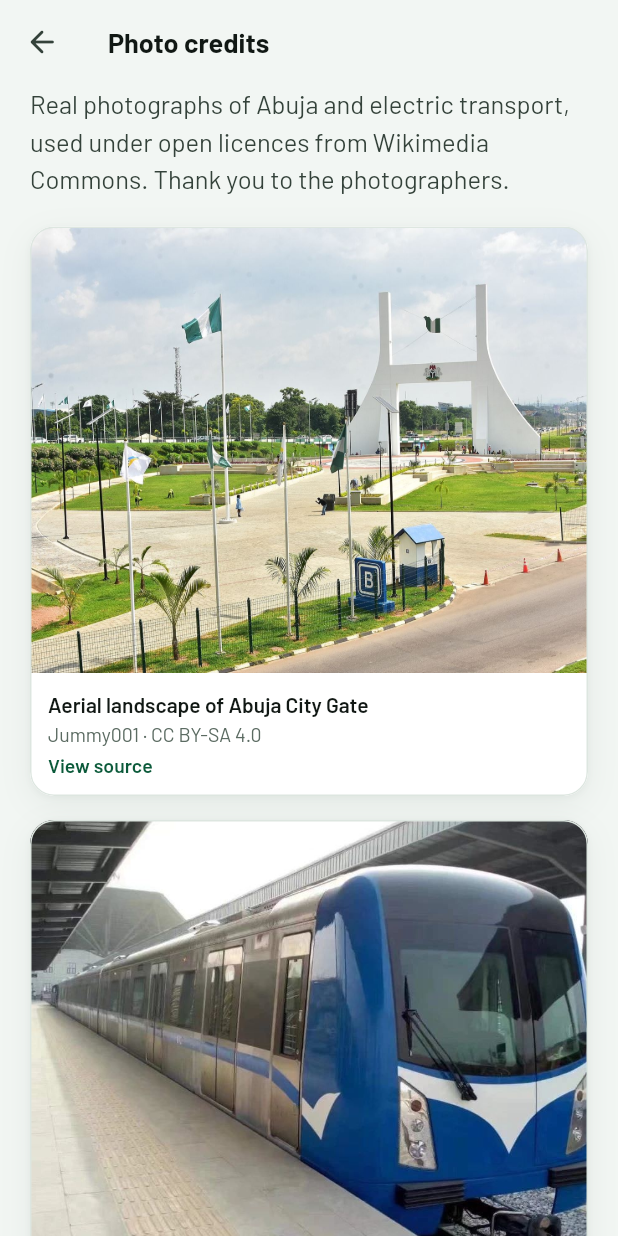
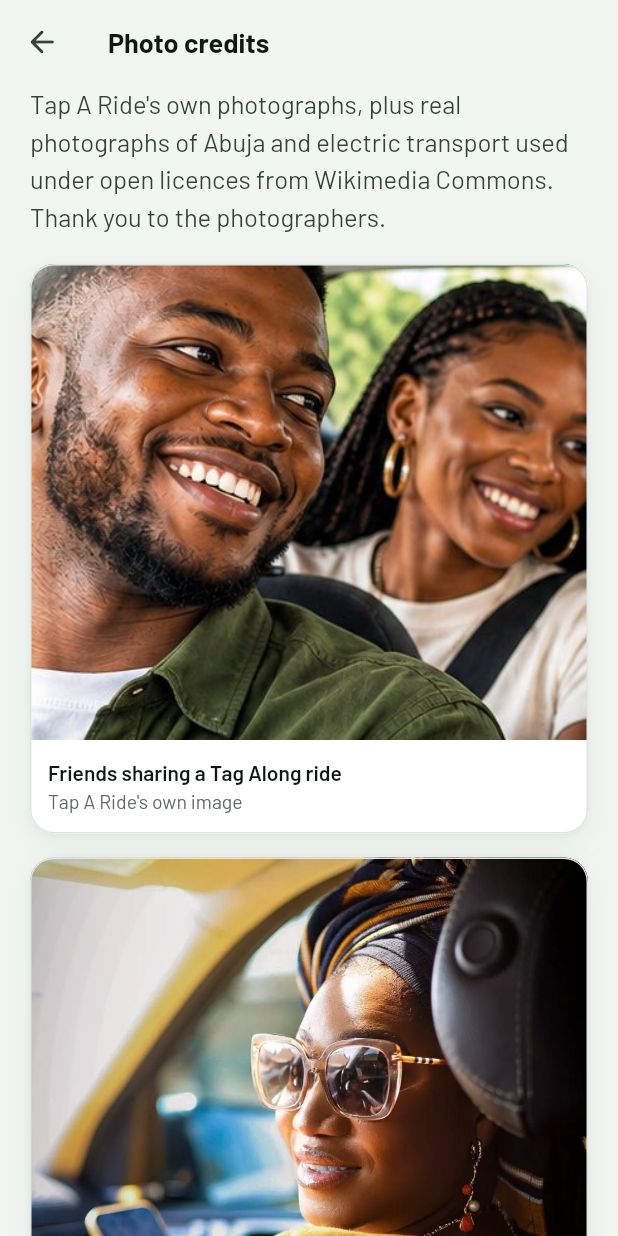
Before and after one commit to lozentrad3s/Taparide, a Flutter app: the CreditsPage screen opened by its route, on a phone screen of 412 x 824 dp. Run offline on Flutter 3.47's test engine with Material 3 defaults, Android fonts, the phone set to English and light mode, and no system bars; our stand-ins replace flutter_map, geolocator, go_router, image_picker, latlong2, qr_flutter and 3 more; missing offline and left inert: dart:js_interop; accounts and stored records are empty; network calls fail.

Commit message:
Tag Along uses Tap A Ride's own photos; one swappable EV photo constant
Replaces the Wikimedia taxi photo on the Tag Along page and home Tag Along card with Tap A Ride's own share-ride photos, credits them as Tap A Ride's own, and routes all EV imagery through evPhoto in photos.dart (an EV photo of our own is still needed). AppPhoto.taxis stays as an alias so other screens keep building.

Co-Authored-By: Claude Opus 5.5 <noreply@anthropic.com>

```diff
--- a/taparide_flutter/lib/core/photos.dart
+++ b/taparide_flutter/lib/core/photos.dart
@@ -1,8 +1,9 @@
-/// Real photographs bundled with the app (all openly licensed, see [photoCredits]).
+/// Real photographs bundled with the app: Tap A Ride's own images and openly licensed ones (see [photoCredits]).
 enum AppPhoto {
   cityGateAerial('city_gate_aerial'),
   lightRail('abuja_light_rail'),
-  taxis('abuja_taxis'),
+  tagAlongFriends('tag_along_friends'),
+  shareRideRider('share_ride_rider'),
   asoRockExpressway('aso_rock_expressway'),
   expressway('abuja_expressway'),
   evSuv('ev_suv'),
@@ -13,22 +14,36 @@ enum AppPhoto {
   const AppPhoto(this.file);
   final String file;
 
+  /// Old name kept so existing screens still build; the Wikimedia taxi photo was replaced by Tap A Ride's own Tag Along photo.
+  static const taxis = AppPhoto.tagAlongFriends;
+
   String get asset => 'assets/photos/$file.jpg';
 }
 
+/// The one photo used for electric vehicles across the app (EV page hero and cards, home EV card).
+/// No Tap A Ride EV photo exists yet: when one is provided, add it to [AppPhoto] and point this at it.
+const evPhoto = AppPhoto.evCharging;
+
 class PhotoCredit {
   const PhotoCredit({required this.photo, required this.title, required this.author, required this.license, required this.source});
+
+  /// Tap A Ride's own image (no external source to link to).
+  const PhotoCredit.own({required this.photo, required this.title}) : author = 'Tap A Ride', license = "Tap A Ride's own image", source = '';
+
   final AppPhoto photo;
   final String title;
   final String author;
   final String license;
   final String source;
+
+  bool get isOwn => source.isEmpty;
 }
 
 const photoCredits = <PhotoCredit>[
+  PhotoCredit.own(photo: AppPhoto.tagAlongFriends, title: 'Friends sharing a Tag Along ride'),
+  PhotoCredit.own(photo: AppPhoto.shareRideRider, title: 'Rider sharing her ride'),
   PhotoCredit(photo: AppPhoto.cityGateAerial, title: 'Aerial landscape of Abuja City Gate', author: 'Jummy001', license: 'CC BY-SA 4.0', source: 'https://commons.wikimedia.org/wiki/File:Aerial_landscape_of_Abuja_City_Gate.jpg'),
   PhotoCredit(photo: AppPhoto.lightRail, title: 'VLT de Abuja', author: 'Paz e concórdia', license: 'CC BY-SA 4.0', source: 'https://commons.wikimedia.org/wiki/File:VLT_de_Abuja.jpg'),
-  PhotoCredit(photo: AppPhoto.taxis, title: 'Abuja painted taxis', author: 'Dike Chukwuma', license: 'CC BY-SA 4.0', source: 'https://commons.wikimedia.org/wiki/File:Abuja_painted_Taxis_by_Dike_Chukwuma.jpg'),
   PhotoCredit(photo: AppPhoto.asoRockExpressway, title: 'Central Business District Abuja', author: 'FaridhaSL', license: 'CC BY-SA 4.0', source: 'https://commons.wikimedia.org/wiki/File:Central_Business_District_Abuja.jpg'),
   PhotoCredit(photo: AppPhoto.expressway, title: 'Beautiful road network in Abuja Nigeria', author: 'Igboanude', license: 'CC BY-SA 4.0', source: 'https://commons.wikimedia.org/wiki/File:Beautiful_road_network_in_Abuja_Nigeria.jpg'),
   PhotoCredit(photo: AppPhoto.evSuv, title: 'Hyundai Kona Electric (SX2)', author: 'Alexander-93', license: 'CC BY-SA 4.0', source: 'https://commons.wikimedia.org/wiki/File:Hyundai_Kona_Electric_(SX2)_1X7A1554.jpg'),
--- a/taparide_flutter/lib/features/common/credits_page.dart
+++ b/taparide_flutter/lib/features/common/credits_page.dart
@@ -27,7 +27,7 @@ class CreditsPage extends StatelessWidget {
         children: [
           MaxWidth(
             child: Column(crossAxisAlignment: CrossAxisAlignment.stretch, children: [
-              Text('Real photographs of Abuja and electric transport, used under open licences from Wikimedia Commons. Thank you to the photographers.', style: text.bodyLarge),
+              Text("Tap A Ride's own photographs, plus real photographs of Abuja and electric transport used under open licences from Wikimedia Commons. Thank you to the photographers.", style: text.bodyLarge),
               const SizedBox(height: 20),
               GridView.count(
                 crossAxisCount: columns,
@@ -40,8 +40,8 @@ class CreditsPage extends StatelessWidget {
                   for (final c in photoCredits)
                     Panel(
                       padding: EdgeInsets.zero,
-                      onTap: () => launchUrl(Uri.parse(c.source)),
-                      semanticLabel: '${c.title} by ${c.author}, ${c.license}. Opens the source page.',
+                      onTap: c.isOwn ? null : () => launchUrl(Uri.parse(c.source)),
+                      semanticLabel: c.isOwn ? "${c.title}. Tap A Ride's own image." : '${c.title} by ${c.author}, ${c.license}. Opens the source page.',
                       child: Column(crossAxisAlignment: CrossAxisAlignment.stretch, children: [
                         Expanded(child: PhotoView(c.photo)),
                         Padding(
@@ -49,9 +49,11 @@ class CreditsPage extends StatelessWidget {
                           child: Column(crossAxisAlignment: CrossAxisAlignment.start, children: [
                             Text(c.title, style: text.titleSmall, maxLines: 1, overflow: TextOverflow.ellipsis),
                             const SizedBox(height: 2),
-                            Text('${c.author} · ${c.license}', style: text.bodySmall),
-                            const SizedBox(height: 4),
-                            Text('View source', style: text.labelMedium?.copyWith(color: AppColors.forest)),
+                            Text(c.isOwn ? c.license : '${c.author} · ${c.license}', style: text.bodySmall),
+                            if (!c.isOwn) ...[
+                              const SizedBox(height: 4),
+                              Text('View source', style: text.labelMedium?.copyWith(color: AppColors.forest)),
+                            ],
                           ]),
                         ),
                       ]),
--- a/taparide_flutter/lib/features/ev/ev_page.dart
+++ b/taparide_flutter/lib/features/ev/ev_page.dart
@@ -40,7 +40,7 @@ class EvPage extends StatelessWidget {
             title: Text('Electric vehicles', style: Theme.of(context).textTheme.titleLarge?.copyWith(color: Colors.white)),
             flexibleSpace: const FlexibleSpaceBar(
               background: PhotoView(
-                AppPhoto.evPlug,
+                evPhoto,
                 semanticLabel: 'An electric car plugged into a charging station',
                 overlay: LinearGradient(begin: Alignment.topCenter, end: Alignment.bottomCenter, colors: [Color(0x9906331F), Color(0x2206331F), Color(0xCC06331F)]),
               ),
@@ -143,7 +143,7 @@ class _EvCard extends StatelessWidget {
       padding: EdgeInsets.zero,
       child: LayoutBuilder(builder: (context, c) {
         final row = c.maxWidth > 560;
-        final photo = SizedBox(width: row ? 220 : double.infinity, height: row ? 168 : 150, child: const PhotoView(AppPhoto.evCharging, alignment: Alignment(0.2, 0.3)));
+        final photo = SizedBox(width: row ? 220 : double.infinity, height: row ? 168 : 150, child: const PhotoView(evPhoto, alignment: Alignment(0.2, 0.3)));
         final body = Padding(
           padding: const EdgeInsets.all(16),
           child: Column(crossAxisAlignment: CrossAxisAlignment.start, children: [
--- a/taparide_flutter/lib/features/passenger/home_page.dart
+++ b/taparide_flutter/lib/features/passenger/home_page.dart
@@ -343,7 +343,7 @@ class _EvSection extends StatelessWidget {
         onTap: () => context.push('/ev'),
         semanticLabel: 'Book an electric vehicle, ${vehicles.length} available nearby',
         child: Column(crossAxisAlignment: CrossAxisAlignment.stretch, children: [
-          const SizedBox(height: 150, child: PhotoView(AppPhoto.evCharging, alignment: Alignment(0.2, 0.3), semanticLabel: 'Electric car plugged in at a charging point')),
+          const SizedBox(height: 150, child: PhotoView(evPhoto, alignment: Alignment(0.2, 0.3), semanticLabel: 'Electric car plugged in at a charging point')),
           Padding(
             padding: const EdgeInsets.all(14),
             child: vehicles.isEmpty
@@ -387,7 +387,7 @@ class _TagAlongBanner extends StatelessWidget {
       onTap: onOpen,
       semanticLabel: 'Tag Along. Share rides, save more.',
       child: Row(children: [
-        const SizedBox(width: 128, height: 156, child: PhotoView(AppPhoto.taxis, alignment: Alignment(-0.3, 0.1))),
+        const SizedBox(width: 128, height: 156, child: PhotoView(AppPhoto.shareRideRider, alignment: Alignment(0.1, -0.2), semanticLabel: 'A smiling rider looking back from the front seat of a shared car')),
         Expanded(
           child: Padding(
             padding: const EdgeInsets.all(16),
--- a/taparide_flutter/lib/features/tag_along/tag_along_page.dart
+++ b/taparide_flutter/lib/features/tag_along/tag_along_page.dart
@@ -92,14 +92,14 @@ class _TagAlongPageState extends State<TagAlongPage> {
                         const Expanded(
                             child: SizedBox(
                                 height: 400,
-                                child: PhotoView(AppPhoto.taxis,
-                                    radius: AppRadius.xl, alignment: Alignment(-0.2, 0), semanticLabel: 'Green and white Abuja taxis on the road'))),
+                                child: PhotoView(AppPhoto.tagAlongFriends,
+                                    radius: AppRadius.xl, alignment: Alignment(0.1, 0), semanticLabel: 'Three friends smiling as they share a car ride'))),
                       ])
                     : Column(crossAxisAlignment: CrossAxisAlignment.stretch, children: [
                         const SizedBox(
                             height: 210,
-                            child: PhotoView(AppPhoto.taxis,
-                                radius: AppRadius.xl, alignment: Alignment(-0.2, 0.2), semanticLabel: 'Green and white Abuja taxis on the road')),
+                            child: PhotoView(AppPhoto.tagAlongFriends,
+                                radius: AppRadius.xl, alignment: Alignment.center, semanticLabel: 'Three friends smiling as they share a car ride')),
                         const SizedBox(height: 20),
                         intro,
                       ]),
```
Also changed, not shown: taparide_flutter/assets/photos/share_ride_rider.jpg (added), taparide_flutter/assets/photos/tag_along_friends.jpg (added).
